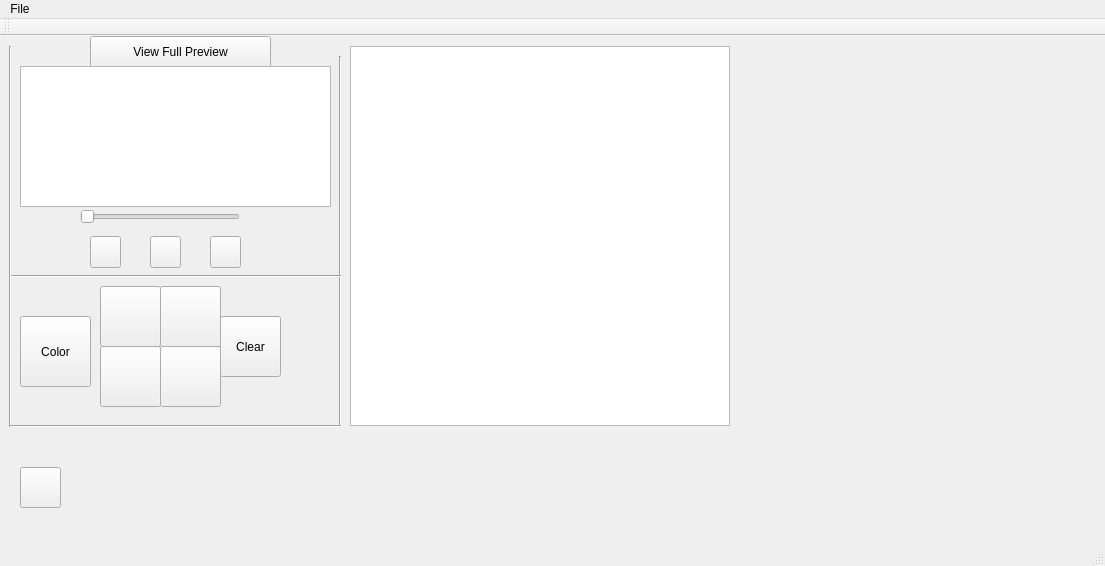
Old version of the form TheSpritening/mainwindow.ui in the repository pdarragh/PixelPeople.
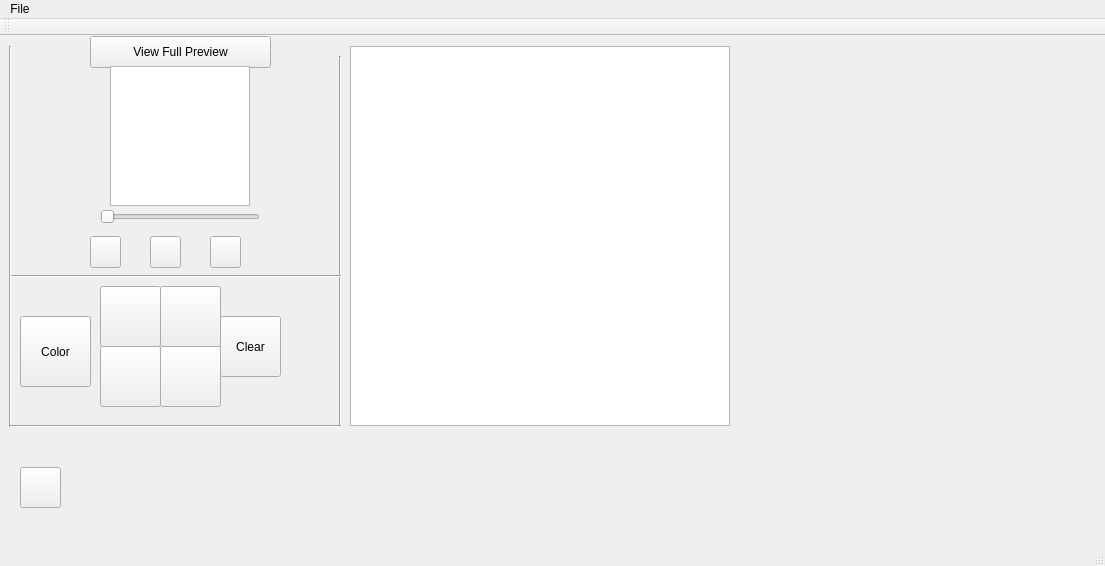
New version of the form. Icons and pictures are not drawn.

```diff
--- a/TheSpritening/mainwindow.ui
+++ b/TheSpritening/mainwindow.ui
@@ -202,7 +202,7 @@
    <widget class="QSlider" name="horizontalSlider">
     <property name="geometry">
      <rect>
-      <x>80</x>
+      <x>100</x>
       <y>170</y>
       <width>160</width>
       <height>22</height>
@@ -279,10 +279,10 @@
    <widget class="QGraphicsView" name="graphicsView_2">
     <property name="geometry">
      <rect>
-      <x>20</x>
+      <x>110</x>
       <y>30</y>
-      <width>311</width>
-      <height>141</height>
+      <width>140</width>
+      <height>140</height>
      </rect>
     </property>
    </widget>
```
